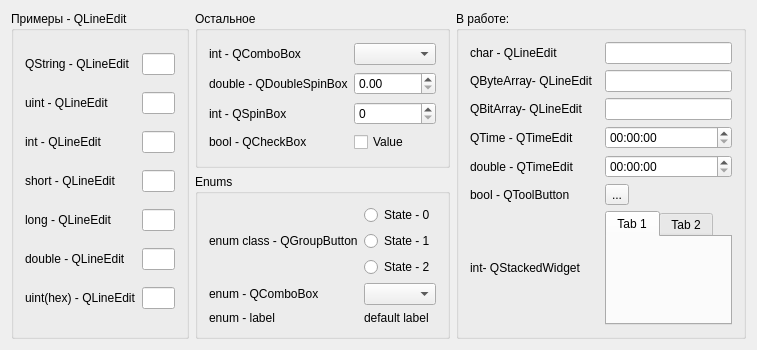
This is mainwidget.ui in Greadimar/SettingsBinder as Qt 5 draws it before an edit. The edited form follows.
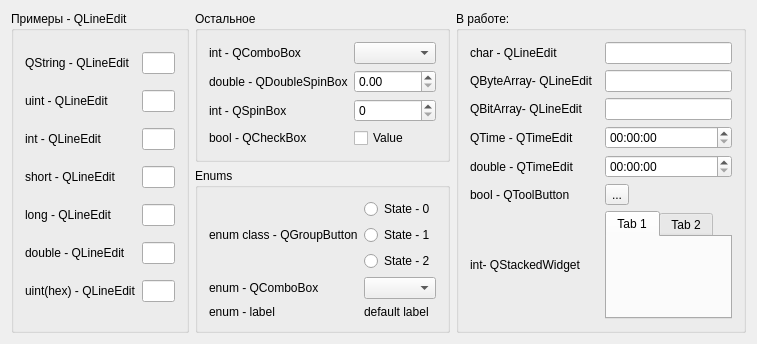
This is the edited form.

Diff of the .ui file:
```diff
--- a/mainwidget.ui
+++ b/mainwidget.ui
@@ -7,67 +7,14 @@
     <x>0</x>
     <y>0</y>
     <width>757</width>
-    <height>350</height>
+    <height>327</height>
    </rect>
   </property>
   <property name="windowTitle">
    <string>MainWidget</string>
   </property>
   <layout class="QGridLayout" name="gridLayout">
-   <item row="0" column="1">
-    <widget class="QGroupBox" name="groupBox_2">
-     <property name="title">
-      <string>Остальное</string>
-     </property>
-     <layout class="QGridLayout" name="gridLayout_3">
-      <item row="3" column="0">
-       <widget class="QLabel" name="label_11">
-        <property name="text">
-         <string>bool - QCheckBox</string>
-        </property>
-       </widget>
-      </item>
-      <item row="1" column="1">
-       <widget class="QDoubleSpinBox" name="dsbDouble"/>
-      </item>
-      <item row="1" column="0">
-       <widget class="QLabel" name="label_10">
-        <property name="text">
-         <string>double - QDoubleSpinBox</string>
-        </property>
-       </widget>
-      </item>
-      <item row="2" column="1">
-       <widget class="QSpinBox" name="sbInt"/>
-      </item>
-      <item row="2" column="0">
-       <widget class="QLabel" name="label_9">
-        <property name="text">
-         <string>int - QSpinBox</string>
-        </property>
-       </widget>
-      </item>
-      <item row="3" column="1">
-       <widget class="QCheckBox" name="chb">
-        <property name="text">
-         <string>Value</string>
-        </property>
-       </widget>
-      </item>
-      <item row="0" column="1">
-       <widget class="QComboBox" name="cbInt"/>
-      </item>
-      <item row="0" column="0">
-       <widget class="QLabel" name="label_3">
-        <property name="text">
-         <string>int - QComboBox</string>
-        </property>
-       </widget>
-      </item>
-     </layout>
-    </widget>
-   </item>
-   <item row="1" column="1">
+   <item row="1" column="2">
     <widget class="QGroupBox" name="groupBox_3">
      <property name="title">
       <string>Enums</string>
@@ -207,7 +154,7 @@
      </layout>
     </widget>
    </item>
-   <item row="0" column="2" rowspan="2">
+   <item row="0" column="3" rowspan="2">
     <widget class="QGroupBox" name="groupBox_4">
      <property name="title">
       <string>В работе:</string>
@@ -301,6 +248,59 @@
      </layout>
     </widget>
    </item>
+   <item row="0" column="2">
+    <widget class="QGroupBox" name="groupBox_2">
+     <property name="title">
+      <string>Остальное</string>
+     </property>
+     <layout class="QGridLayout" name="gridLayout_3">
+      <item row="3" column="0">
+       <widget class="QLabel" name="label_11">
+        <property name="text">
+         <string>bool - QCheckBox</string>
+        </property>
+       </widget>
+      </item>
+      <item row="1" column="1">
+       <widget class="QDoubleSpinBox" name="dsbDouble"/>
+      </item>
+      <item row="1" column="0">
+       <widget class="QLabel" name="label_10">
+        <property name="text">
+         <string>double - QDoubleSpinBox</string>
+        </property>
+       </widget>
+      </item>
+      <item row="2" column="1">
+       <widget class="QSpinBox" name="sbInt"/>
+      </item>
+      <item row="2" column="0">
+       <widget class="QLabel" name="label_9">
+        <property name="text">
+         <string>int - QSpinBox</string>
+        </property>
+       </widget>
+      </item>
+      <item row="3" column="1">
+       <widget class="QCheckBox" name="chb">
+        <property name="text">
+         <string>Value</string>
+        </property>
+       </widget>
+      </item>
+      <item row="0" column="1">
+       <widget class="QComboBox" name="cbInt"/>
+      </item>
+      <item row="0" column="0">
+       <widget class="QLabel" name="label_3">
+        <property name="text">
+         <string>int - QComboBox</string>
+        </property>
+       </widget>
+      </item>
+     </layout>
+    </widget>
+   </item>
   </layout>
  </widget>
  <layoutdefault spacing="6" margin="11"/>
```
